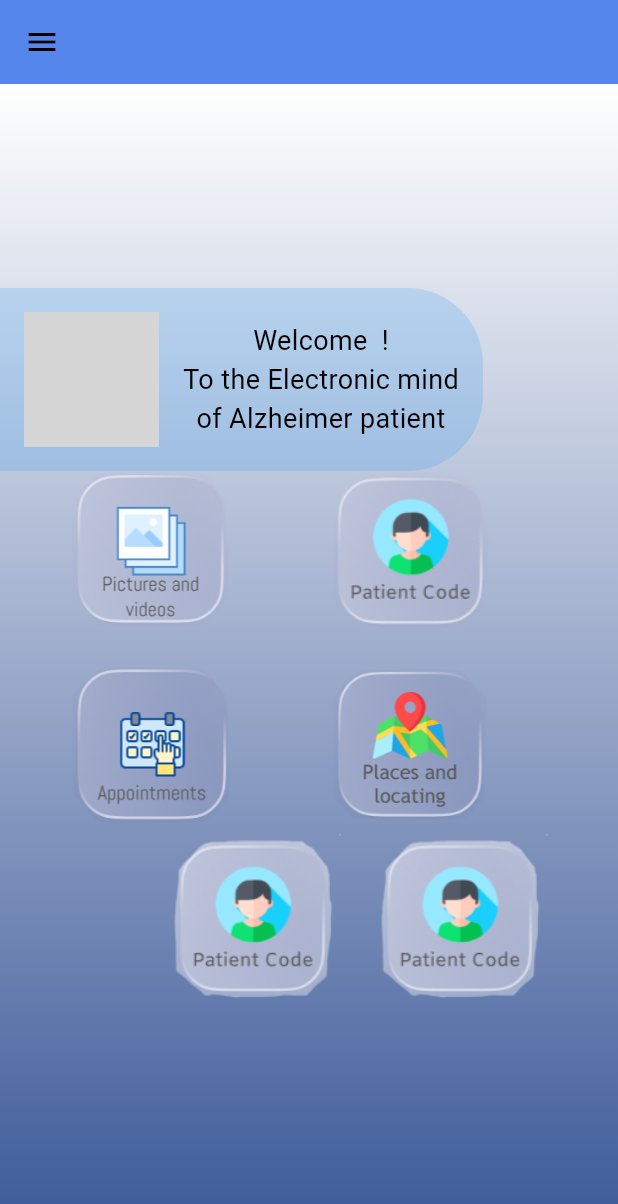
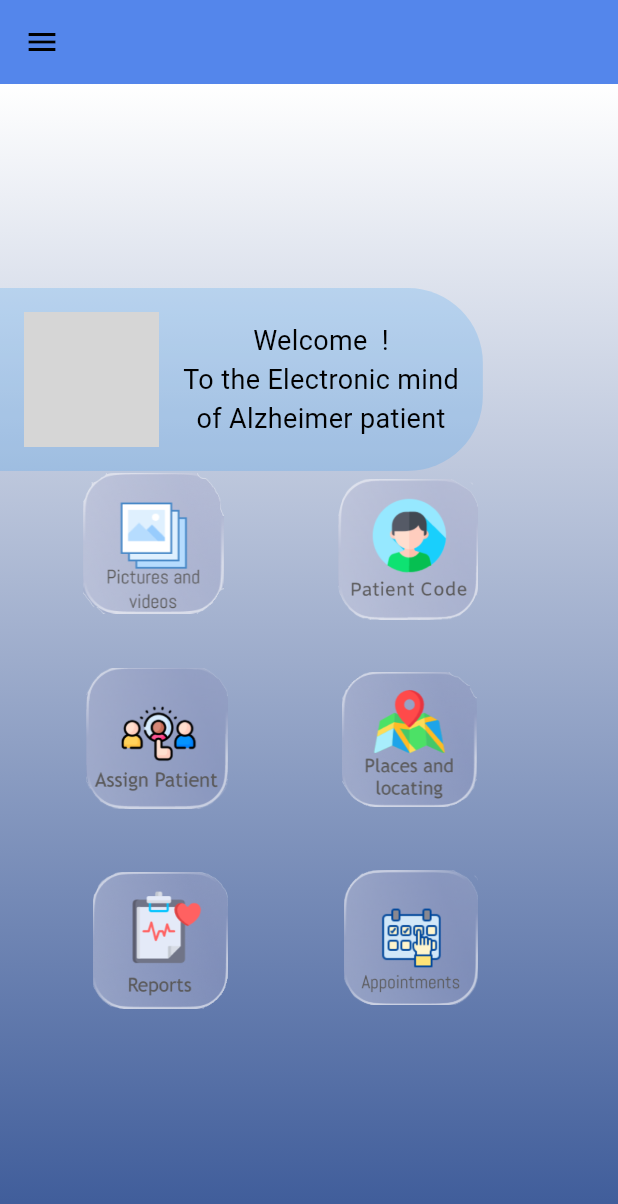
Before and after one commit to Menna096/Electronic-mind-of-Alzheimer-s-patientsFlutter2, a Flutter app: the mainpagefamily screen opened directly, on a phone screen of 412 x 824 dp. Shown: the top 1204 px of the screen. Run offline on Flutter 3.47's test engine with Material 3 defaults, Android fonts, the phone set to English and light mode, and no system bars; our stand-ins replace bloc, chewie, dio, equatable, file_picker, flare_flutter and 29 more; missing offline and left inert: flutter_pdfview, form_builder_extra_fields, google_maps_webapi, record; accounts and stored records are empty; network calls fail; grey boxes are pictures that could not be loaded.

Commit message:
done
edit fam_main ui

```diff
--- a/vv/lib/Family/mainpagefamily/mainpagefamily.dart
+++ b/vv/lib/Family/mainpagefamily/mainpagefamily.dart
@@ -2,12 +2,15 @@ import 'package:flutter/material.dart';
 import 'package:vv/widgets/background.dart';
 import 'package:vv/widgets/mainfamily.dart';
 
+// ignore: camel_case_types
 class mainpagefamily extends StatelessWidget {
+  const mainpagefamily({super.key});
+
   @override
   Widget build(BuildContext context) {
     return Scaffold(
       appBar: AppBar(
-        backgroundColor: Color.fromARGB(255, 84, 134, 235),
+        backgroundColor: const Color.fromARGB(255, 84, 134, 235),
       ),
       drawer: buildDrawer(context),
       resizeToAvoidBottomInset: false,
--- a/vv/lib/home/one.dart
+++ b/vv/lib/home/one.dart
@@ -29,6 +29,7 @@ class _OnboardingState extends State<Onboarding> {
 
   @override
   Widget build(BuildContext context) {
+    // ignore: unused_local_variable
     double screenWidth = MediaQuery.of(context).size.width;
 
     return Scaffold(
@@ -37,7 +38,7 @@ class _OnboardingState extends State<Onboarding> {
         child: AppBar(),
       ),
       body: Container(
-        decoration: BoxDecoration(
+        decoration: const BoxDecoration(
           gradient: LinearGradient(
             begin: Alignment.topCenter,
             end: Alignment.bottomCenter,
@@ -60,7 +61,7 @@ class _OnboardingState extends State<Onboarding> {
                         style: GoogleFonts.poppins(
                           fontSize: 33,
                           fontWeight: FontWeight.w600,
-                          color: Color(0xff3B5998), // Change text color to white
+                          color: const Color(0xff3B5998), // Change text color to white
                         ),
                       ),
                     ],
@@ -175,25 +176,25 @@ class _OnboardingState extends State<Onboarding> {
                         style: ButtonStyle(
                           elevation: MaterialStateProperty.all(2),
                           shape: MaterialStateProperty.all(
-                            RoundedRectangleBorder(
+                            const RoundedRectangleBorder(
                               borderRadius: BorderRadius.all(
                                 Radius.circular(20),
                               ),
                             ),
                           ),
-                          backgroundColor: MaterialStateProperty.all(Color(0xffFFFFFF)),
+                          backgroundColor: MaterialStateProperty.all(const Color(0xffFFFFFF)),
                         ),
                         child: Text(
                           'Skip',
                           style: GoogleFonts.roboto(
                             fontSize: 20,
                             fontWeight: FontWeight.w600,
-                            color: Color(0xff3B5998), // Change text color to white
+                            color: const Color(0xff3B5998), // Change text color to white
                           ),
                         ),
                       ),
                     ),
-                    SizedBox(width: 20), // Add space between the buttons
+                    const SizedBox(width: 20), // Add space between the buttons
                     Visibility(
                       visible: (currentIndex != contents.length - 1), // Check if it's not the last page
                       child: SizedBox(
@@ -217,13 +218,13 @@ class _OnboardingState extends State<Onboarding> {
                           style: ButtonStyle(
                             elevation: MaterialStateProperty.all(2),
                             shape: MaterialStateProperty.all(
-                              RoundedRectangleBorder(
+                              const RoundedRectangleBorder(
                                 borderRadius: BorderRadius.all(
                                   Radius.circular(20),
                                 ),
                               ),
                             ),
-                            backgroundColor: MaterialStateProperty.all(Color(0xff3B5998)),
+                            backgroundColor: MaterialStateProperty.all(const Color(0xff3B5998)),
                           ),
                           child: Text(
                             'Next',
--- a/vv/lib/widgets/mainfamily.dart
+++ b/vv/lib/widgets/mainfamily.dart
@@ -8,10 +8,9 @@ import 'package:vv/Family/patient_reports.dart';
 import 'package:vv/Family/update.dart';
 import 'package:vv/page/assignPatCare.dart';
 import 'package:vv/page/gallery_screen.dart';
-import 'package:vv/page/manage_patient.dart';
 import 'package:vv/page/paitent_Id.dart';
 import 'package:vv/utils/token_manage.dart';
-import 'package:vv/widgets/add/get_code.dart';
+
 
 Widget buildDrawer(BuildContext context) {
   return Drawer(
@@ -153,8 +152,8 @@ class _buildFamilyState extends State<buildFamily> {
           ),
         ),
         Positioned(
-          top: 256,
-          left: 45,
+          top: 259,
+          left: 55,
           child: GestureDetector(
             onTap: () {
               Navigator.pushReplacement(
@@ -165,15 +164,15 @@ class _buildFamilyState extends State<buildFamily> {
             child: Container(
               child: Image.asset(
                 'images/picfam.png',
-                width: 110,
-                height: 110,
+                width: 94,
+                height: 94,
               ),
             ),
           ),
         ),
         Positioned(
-          top: 255,
-          left: 217,
+          top: 263,
+          left: 225,
           child: GestureDetector(
             onTap: () {
               Navigator.pushReplacement(
@@ -184,26 +183,26 @@ class _buildFamilyState extends State<buildFamily> {
             child: Container(
               child: Image.asset(
                 'images/patcode.png',
-                width: 116,
-                height: 116,
+                width: 94,
+                height: 94,
               ),
             ),
           ),
         ),
         Positioned(
-          top: 386,
-          left: 219,
+          top: 392,
+          left: 226,
           child: Container(
             child: Image.asset(
               'images/placefam.png',
-              width: 109,
-              height: 110,
+              width: 94,
+              height: 90,
             ),
           ),
         ),
         Positioned(
-          top: 385,
-          left: 46,
+          top: 524,
+          left: 226,
           child: GestureDetector(
             onTap: () {
               Navigator.pushReplacement(
@@ -214,15 +213,15 @@ class _buildFamilyState extends State<buildFamily> {
             child: Container(
               child: Image.asset(
                 'images/appfam.png',
-                width: 110,
-                height: 110,
+                width: 96,
+                height: 90,
               ),
             ),
           ),
         ),
         Positioned(
-          top: 500,
-          left: 250,
+          top: 389,
+          left: 55,
           child: GestureDetector(
             onTap: () {
               Navigator.pushReplacement(
@@ -232,16 +231,16 @@ class _buildFamilyState extends State<buildFamily> {
             },
             child: Container(
               child: Image.asset(
-                'images/patcode.png',
-                width: 116,
-                height: 116,
+                'images/asspat.png',
+                width: 99,
+                height: 94,
               ),
             ),
           ),
         ),
         Positioned(
-          top: 500,
-          left: 112,
+          top: 525,
+          left: 56,
           child: GestureDetector(
             onTap: () {
               Navigator.pushReplacement(
@@ -252,9 +251,9 @@ class _buildFamilyState extends State<buildFamily> {
             },
             child: Container(
               child: Image.asset(
-                'images/patcode.png',
-                width: 116,
-                height: 116,
+                'images/Rports.png',
+                width: 102,
+                height: 91.5,
               ),
             ),
           ),
--- a/vv/pubspec.yaml
+++ b/vv/pubspec.yaml
@@ -152,6 +152,8 @@ flutter:
     - images/appoinmentcare.png
     - images/appoinmentpat.png
     - images/picfam.png
+    - images/asspat.png
+    - images/Rports.png
     - images/Medicinescare.png
     - images/Placesfam.png
     - images/placefam.png
```
Also changed, not shown: vv/lib/Family/Registerfamily/registerfamily.dart (+7 -0 lines), vv/images/Rports.png (added), vv/images/appfam.png, vv/images/asspat.png (added), vv/images/patcode.png, vv/images/picfam.png, vv/images/placefam.png.
